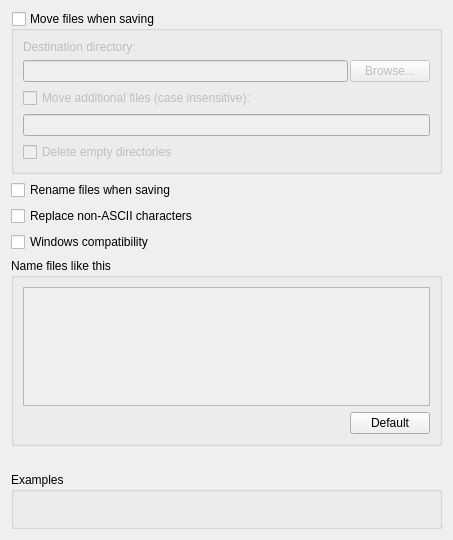
The window that ui/options_renaming.ui (metabrainz/picard) describes before a commit, drawn with Qt 5.
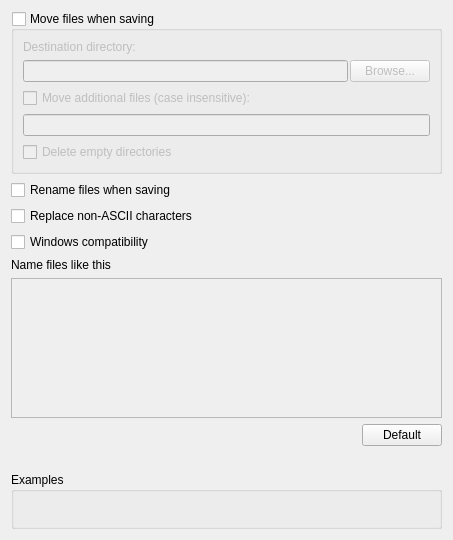
The same window after the commit.

Commit message: PICARD-1559: Fix file naming format being disabled if only move files is active

```diff
--- a/ui/options_renaming.ui
+++ b/ui/options_renaming.ui
@@ -19,7 +19,7 @@
     <verstretch>0</verstretch>
    </sizepolicy>
   </property>
-  <layout class="QVBoxLayout" name="verticalLayout_5" stretch="0,0,0,0,0,0,0">
+  <layout class="QVBoxLayout" name="verticalLayout_5" stretch="0,0,0,0,0,0,0,0,0">
    <item>
     <widget class="QGroupBox" name="move_files">
      <property name="title">
@@ -118,11 +118,12 @@
     </widget>
    </item>
    <item>
-    <widget class="QGroupBox" name="file_naming_format_group">
-     <property name="title">
+    <widget class="QLabel" name="file_naming_format_label">
+     <property name="text">
       <string>Name files like this</string>
      </property>
-     <layout class="QVBoxLayout" name="verticalLayout_2">
+    </widget>
+   </item>
       <item>
        <widget class="QTextEdit" name="file_naming_format">
         <property name="enabled">
@@ -208,9 +209,6 @@
         </item>
        </layout>
       </item>
-     </layout>
-    </widget>
-   </item>
    <item>
     <widget class="QLabel" name="file_naming_format_documentation">
      <property name="text">
```
Left out of the diff: 1 changed line with no effect on the pictures. Lines whose indentation alone changed are shown as unchanged. The commit also changes 2 other files.
